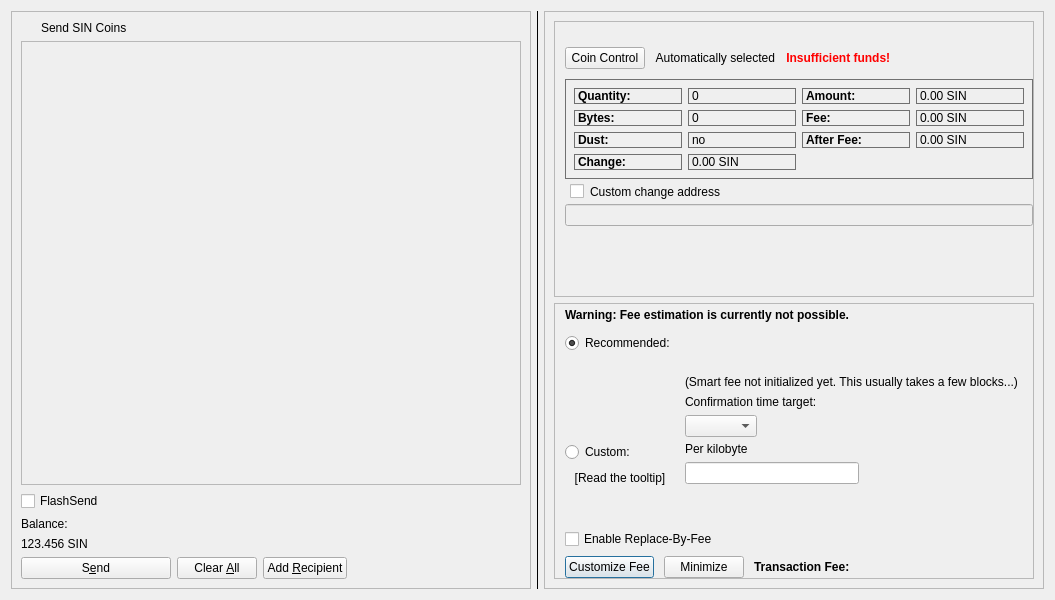
Above: src/qt/forms/sendcoinsdialog.ui from hardwarewise/SIN-core before the change. Below: the same form after it.
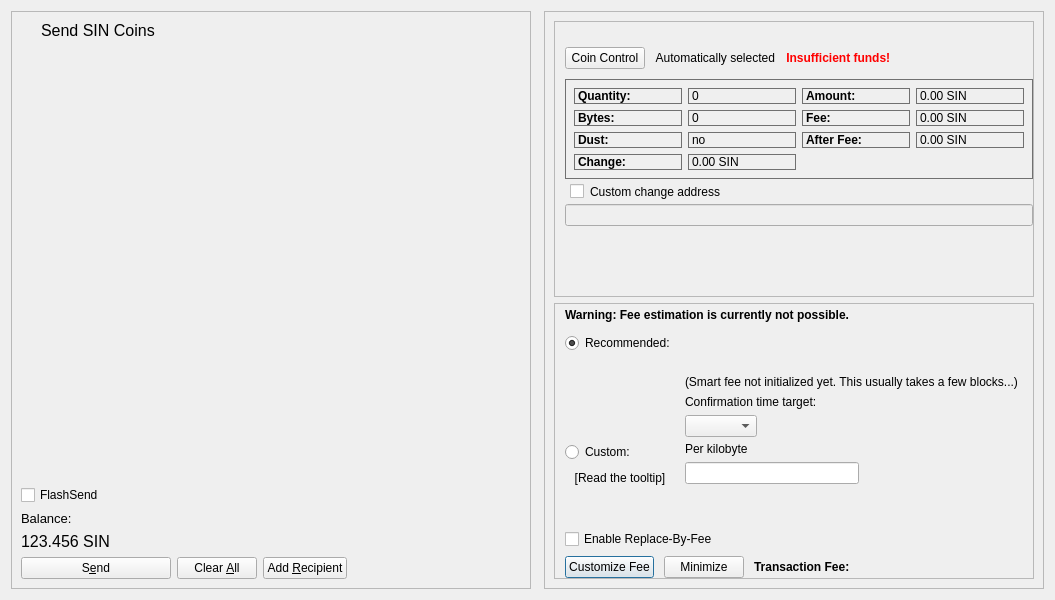
That is the form after the change. Icons and pictures are not drawn. Custom widgets are drawn as their Qt base class.

What changed in the file:
```diff
--- a/src/qt/forms/sendcoinsdialog.ui
+++ b/src/qt/forms/sendcoinsdialog.ui
@@ -27,6 +27,11 @@
        <layout class="QVBoxLayout" name="verticalLayout">
         <item>
          <widget class="QLabel" name="label_3">
+          <property name="font">
+           <font>
+            <pointsize>12</pointsize>
+           </font>
+          </property>
           <property name="text">
            <string>Send SIN Coins</string>
           </property>
@@ -49,6 +54,9 @@
             <height>0</height>
            </size>
           </property>
+          <property name="frameShape">
+           <enum>QFrame::NoFrame</enum>
+          </property>
           <property name="widgetResizable">
            <bool>true</bool>
           </property>
@@ -57,8 +65,8 @@
             <rect>
              <x>0</x>
              <y>0</y>
-             <width>498</width>
-             <height>440</height>
+             <width>500</width>
+             <height>428</height>
             </rect>
            </property>
            <layout class="QVBoxLayout" name="verticalLayout_2" stretch="0">
@@ -112,6 +120,11 @@
             <verstretch>0</verstretch>
            </sizepolicy>
           </property>
+          <property name="font">
+           <font>
+            <pointsize>10</pointsize>
+           </font>
+          </property>
           <property name="text">
            <string>Balance:</string>
           </property>
@@ -125,6 +138,11 @@
             <verstretch>0</verstretch>
            </sizepolicy>
           </property>
+          <property name="font">
+           <font>
+            <pointsize>12</pointsize>
+           </font>
+          </property>
           <property name="cursor">
            <cursorShape>IBeamCursor</cursorShape>
           </property>
@@ -250,7 +268,7 @@
         </size>
        </property>
        <property name="styleSheet">
-        <string notr="true">background-color: #000000;</string>
+        <string notr="true"/>
        </property>
        <property name="text">
         <string/>
@@ -1220,6 +1238,11 @@
   </layout>
  </widget>
  <customwidgets>
+  <customwidget>
+   <class>SinPushButton</class>
+   <extends>QPushButton</extends>
+   <header>qt/sinpushbutton.h</header>
+  </customwidget>
   <customwidget>
    <class>SINAmountField</class>
    <extends>QLineEdit</extends>
```
Left out of the diff: 14 changed lines with no effect on the pictures.
